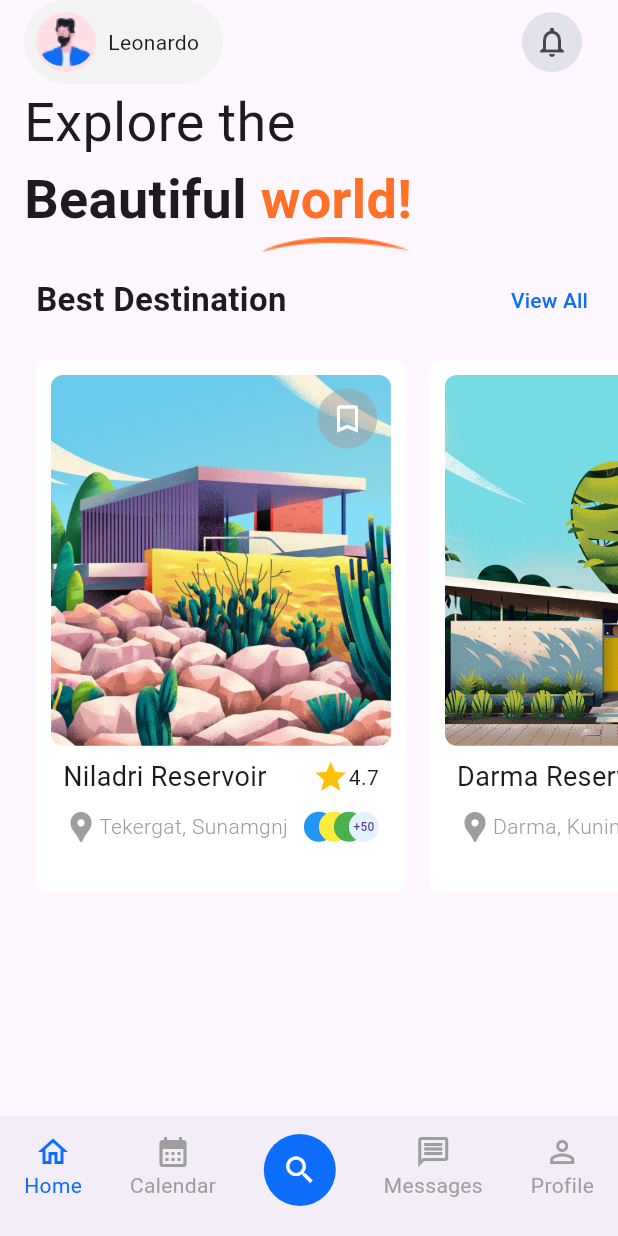
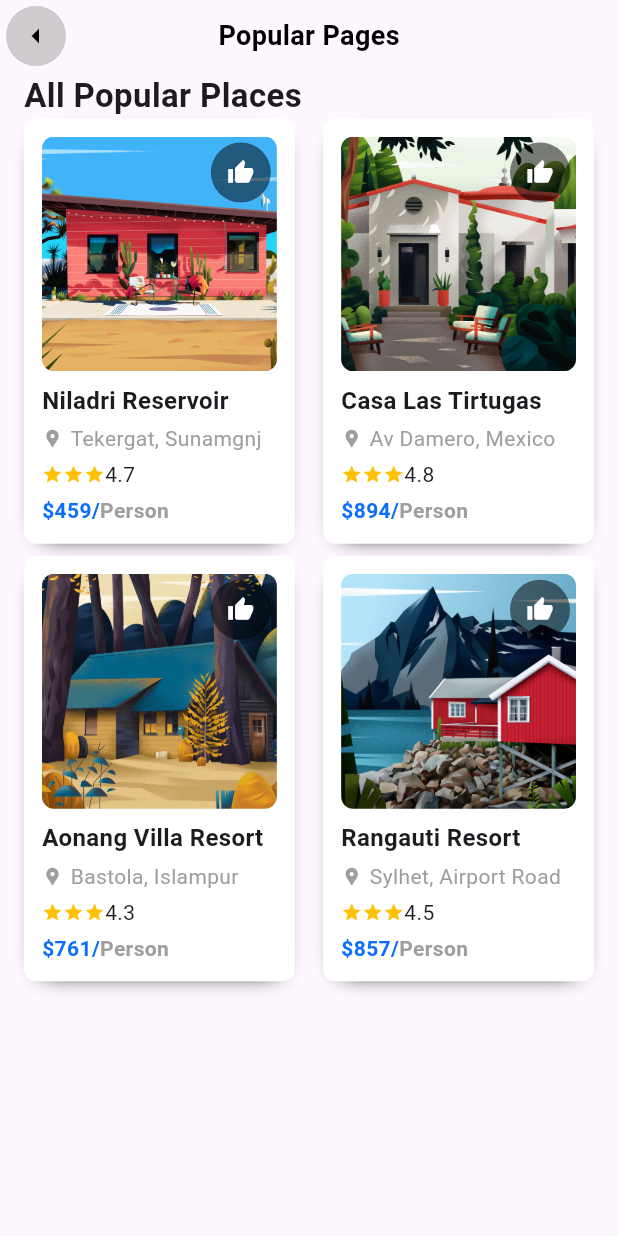
Before and after one commit to AA-Siddiqui/Assignment-3-MADT-S25, a Flutter app: the DashboardPage screen opened directly, after a tap on "View All", on a phone screen of 412 x 824 dp. Run offline on Flutter 3.47's test engine with Material 3 defaults, Android fonts, the phone set to English and light mode, and no system bars.

Commit message:
schedule and popular pages done

```diff
--- a/lib/pages/dashboard_page.dart
+++ b/lib/pages/dashboard_page.dart
@@ -26,62 +26,6 @@ class _DashboardPageState extends State<DashboardPage> {
   @override
   Widget build(BuildContext context) {
     return Scaffold(
-      appBar: [
-        AppBar(
-          backgroundColor: Colors.transparent,
-          elevation: 0,
-          leadingWidth: MediaQuery.sizeOf(context).width * 0.4,
-          leading: GestureDetector(
-            onTap: () => Navigator.push(
-              context,
-              MaterialPageRoute(
-                builder: (context) => ProfilePage(),
-              ),
-            ),
-            child: FittedBox(
-              child: Container(
-                padding: EdgeInsets.all(8),
-                decoration: BoxDecoration(
-                  // color: Color.fromARGB(255, 226, 226, 235),
-                  color: const Color.fromARGB(255, 243, 243, 243),
-                  borderRadius: BorderRadius.circular(32),
-                ),
-                child: Row(
-                  children: [
-                    CircleAvatar(
-                      backgroundColor: Color(0xFFFFDFE6),
-                      child: Container(
-                        clipBehavior: Clip.antiAlias,
-                        decoration: BoxDecoration(
-                          borderRadius: BorderRadius.circular(100),
-                        ),
-                        child: Image.asset("assets/images/avatar.png"),
-                      ),
-                    ),
-                    Padding(
-                      padding: const EdgeInsets.all(8.0),
-                      child: Text("Leonardo"),
-                    ),
-                  ],
-                ),
-              ),
-            ),
-          ),
-          actions: [
-            IconButton(
-              onPressed: () {},
-              icon: Icon(Icons.notifications_none_outlined),
-              style: ElevatedButton.styleFrom(
-                backgroundColor: Color.fromARGB(255, 226, 226, 235),
-              ),
-            ),
-            SizedBox(width: 20),
-          ],
-        ),
-        null,
-        AppBar(),
-        null,
-      ][pageNo],
       bottomNavigationBar: BottomAppBar(
         child: Row(
           mainAxisAlignment: MainAxisAlignment.spaceBetween,
@@ -177,6 +121,7 @@ class _DashboardPageState extends State<DashboardPage> {
         ),
       ),
       body: PageView(
+        physics: NeverScrollableScrollPhysics(),
         controller: pageController,
         children: [
           HomePage(),
--- a/lib/pages/home_page.dart
+++ b/lib/pages/home_page.dart
@@ -1,4 +1,6 @@
 import 'package:flutter/material.dart';
+import 'package:task2/pages/popular_page.dart';
+import 'package:task2/pages/profile_page.dart';
 import 'package:task2/pages/view_page.dart';
 
 class HomePage extends StatelessWidget {
@@ -6,7 +8,65 @@ class HomePage extends StatelessWidget {
 
   @override
   Widget build(BuildContext context) {
-    return Padding(
+    return Column(
+      children: [
+        SafeArea(
+          child: Padding(
+            padding: const EdgeInsets.symmetric(horizontal: 16),
+            child: Row(
+              mainAxisAlignment: MainAxisAlignment.spaceBetween,
+              children: [
+                SizedBox(
+                  width: MediaQuery.sizeOf(context).width * 0.4,
+                  child: GestureDetector(
+                    onTap: () => Navigator.push(
+                      context,
+                      MaterialPageRoute(
+                        builder: (context) => ProfilePage(),
+                      ),
+                    ),
+                    child: FittedBox(
+                      child: Container(
+                        padding: EdgeInsets.all(8),
+                        decoration: BoxDecoration(
+                          // color: Color.fromARGB(255, 226, 226, 235),
+                          color: const Color.fromARGB(255, 243, 243, 243),
+                          borderRadius: BorderRadius.circular(32),
+                        ),
+                        child: Row(
+                          children: [
+                            CircleAvatar(
+                              backgroundColor: Color(0xFFFFDFE6),
+                              child: Container(
+                                clipBehavior: Clip.antiAlias,
+                                decoration: BoxDecoration(
+                                  borderRadius: BorderRadius.circular(100),
+                                ),
+                                child: Image.asset("assets/images/avatar.png"),
+                              ),
+                            ),
+                            Padding(
+                              padding: const EdgeInsets.all(8.0),
+                              child: Text("Leonardo"),
+                            ),
+                          ],
+                        ),
+                      ),
+                    ),
+                  ),
+                ),
+                IconButton(
+                  onPressed: () {},
+                  icon: Icon(Icons.notifications_none_outlined),
+                  style: ElevatedButton.styleFrom(
+                    backgroundColor: Color.fromARGB(255, 226, 226, 235),
+                  ),
+                ),
+              ],
+            ),
+          ),
+        ),
+        Padding(
           padding: const EdgeInsets.only(left: 16),
           child: Column(
             crossAxisAlignment: CrossAxisAlignment.start,
@@ -64,7 +124,12 @@ class HomePage extends StatelessWidget {
                       ),
                     ),
                     TextButton(
-                  onPressed: () {},
+                      onPressed: () => Navigator.push(
+                        context,
+                        MaterialPageRoute(
+                          builder: (context) => PopularPage(),
+                        ),
+                      ),
                       child: Text(
                         "View All",
                         style: TextStyle(
@@ -97,6 +162,8 @@ class HomePage extends StatelessWidget {
               ),
             ],
           ),
+        ),
+      ],
     );
   }
 }
--- /dev/null
+++ b/lib/pages/popular_page.dart
@@ -0,0 +1,254 @@
+import 'package:flutter/material.dart';
+import 'package:task2/widgets/transparent_app_bar_widget.dart';
+
+class PopularPage extends StatelessWidget {
+  const PopularPage({super.key});
+
+  @override
+  Widget build(BuildContext context) {
+    return Scaffold(
+      body: Column(
+        crossAxisAlignment: CrossAxisAlignment.start,
+        children: [
+          TransparentAppBarWidget(
+            title: "Popular Pages",
+            textColor: Colors.black,
+            onPressed: () => Navigator.pop(context),
+          ),
+          Expanded(
+            child: Padding(
+              padding: const EdgeInsets.symmetric(horizontal: 16),
+              child: Column(
+                crossAxisAlignment: CrossAxisAlignment.start,
+                children: [
+                  Text(
+                    "All Popular Places",
+                    textAlign: TextAlign.left,
+                    style: TextStyle(
+                      fontWeight: FontWeight.bold,
+                      fontSize: 22,
+                    ),
+                  ),
+                  Expanded(
+                    child: CustomGridWidget(
+                      columnCount: 2,
+                      children: [
+                        InfoCardWidget(
+                          title: "Niladri Reservoir",
+                          location: "Tekergat, Sunamgnj",
+                          star: "4.7",
+                          price: "459",
+                          image: "assets/images/popular-0.png",
+                        ),
+                        InfoCardWidget(
+                          title: "Casa Las Tirtugas",
+                          location: "Av Damero, Mexico",
+                          star: "4.8",
+                          price: "894",
+                          image: "assets/images/popular-1.png",
+                        ),
+                        InfoCardWidget(
+                          title: "Aonang Villa Resort",
+                          location: "Bastola, Islampur",
+                          star: "4.3",
+                          price: "761",
+                          image: "assets/images/popular-2.png",
+                        ),
+                        InfoCardWidget(
+                          title: "Rangauti Resort",
+                          location: "Sylhet, Airport Road",
+                          star: "4.5",
+                          price: "857",
+                          image: "assets/images/popular-3.png",
+                        ),
+                      ],
+                    ),
+                  ),
+                ],
+              ),
+            ),
+          ),
+        ],
+      ),
+    );
+  }
+}
+
+class CustomGridWidget extends StatelessWidget {
+  final int columnCount;
+  final List<Widget> children;
+  CustomGridWidget({
+    super.key,
+    required this.columnCount,
+    required this.children,
+  });
+
+  late final int rowCount = (children.length / columnCount).toInt() +
+      (children.length % columnCount == 0 ? 0 : 1);
+
+  @override
+  Widget build(BuildContext context) {
+    return ListView(
+      children: List.generate(
+        rowCount,
+        (index) => Row(
+          mainAxisAlignment: MainAxisAlignment.spaceBetween,
+          children: List.generate(
+            index == rowCount - 1 && children.length % columnCount != 0
+                ? children.length % columnCount
+                : columnCount,
+            (indexInner) => children[(index * columnCount) + indexInner],
+          ),
+        ),
+      ),
+    );
+  }
+}
+
+class InfoCardWidget extends StatelessWidget {
+  final String image;
+  final String title;
+  final String location;
+  final String? star;
+  final String? price;
+
+  const InfoCardWidget({
+    super.key,
+    required this.image,
+    required this.title,
+    required this.location,
+    this.star,
+    this.price,
+  });
+
+  @override
+  Widget build(BuildContext context) {
+    return Container(
+      padding: EdgeInsets.all(12),
+      margin: EdgeInsets.only(bottom: 8),
+      decoration: BoxDecoration(
+        borderRadius: BorderRadius.circular(8),
+        color: Colors.white,
+        boxShadow: [
+          BoxShadow(
+            offset: Offset(0, 5),
+            blurRadius: 12,
+            spreadRadius: -10,
+          ),
+        ],
+      ),
+      child: Column(
+        crossAxisAlignment: CrossAxisAlignment.start,
+        children: [
+          Container(
+            width: MediaQuery.sizeOf(context).width * 0.38,
+            height: MediaQuery.sizeOf(context).width * 0.38,
+            clipBehavior: Clip.antiAlias,
+            decoration: BoxDecoration(
+              borderRadius: BorderRadius.circular(8),
+            ),
+            child: Stack(
+              children: [
+                Positioned.fill(
+                  child: SizedBox.expand(
+                    child: FittedBox(
+                      fit: BoxFit.cover,
+                      child: Image.asset(
+                        image,
+                      ),
+                    ),
+                  ),
+                ),
+                Positioned(
+                  top: 0,
+                  right: 0,
+                  child: IconButton(
+                    style: ElevatedButton.styleFrom(
+                      iconColor: Colors.white,
+                      backgroundColor: Colors.black.withAlpha(128),
+                      fixedSize: Size(18, 18),
+                    ),
+                    onPressed: () {},
+                    icon: Icon(
+                      Icons.thumb_up,
+                      size: 18,
+                    ),
+                  ),
+                ),
+              ],
+            ),
+          ),
+          Padding(
+            padding: const EdgeInsets.only(top: 8, bottom: 4),
+            child: Text(
+              title,
+              style: TextStyle(
+                fontWeight: FontWeight.bold,
+                fontSize: 16,
+              ),
+            ),
+          ),
+          Padding(
+            padding: const EdgeInsets.only(bottom: 4),
+            child: Row(
+              children: [
+                Icon(
+                  Icons.location_pin,
+                  color: Colors.grey,
+                  size: 14,
+                ),
+                SizedBox(
+                  width: 5,
+                ),
+                Text(
+                  location,
+                  style: TextStyle(
+                    color: Colors.grey,
+                    fontSize: 14,
+                  ),
+                ),
+              ],
+            ),
+          ),
+          if (price != null && star != null) ...[
+            Padding(
+              padding: const EdgeInsets.only(bottom: 4),
+              child: Row(
+                children: [
+                  ...List.generate(
+                    3,
+                    (index) => Icon(
+                      Icons.star,
+                      color: Colors.amber,
+                      size: 14,
+                    ),
+                  ),
+                  Text(star!),
+                ],
+              ),
+            ),
+            Text.rich(
+              TextSpan(
+                style: TextStyle(fontWeight: FontWeight.w600),
+                children: [
+                  TextSpan(
+                    text: "\$$price/",
+                    style: TextStyle(
+                      color: Color(0xFF0D6EFD),
+                    ),
+                  ),
+                  TextSpan(
+                    text: "Person",
+                    style: TextStyle(
+                      color: Colors.grey,
+                    ),
+                  ),
+                ],
+              ),
+            ),
+          ]
+        ],
+      ),
+    );
+  }
+}
--- a/lib/pages/schedule_page.dart
+++ b/lib/pages/schedule_page.dart
@@ -141,24 +141,23 @@ class SchedulePage extends StatelessWidget {
                       mainAxisSize: MainAxisSize.max,
                       mainAxisAlignment: MainAxisAlignment.spaceBetween,
                       children: [
-                        // TODO: Change the images
                         ScheduleCardWidget(
                           title: "Niladri Reservoir",
                           date: "26 January 2022",
                           location: "Tekergat, Sunamgnj",
-                          image: "assets/images/onboarding-0.png",
+                          image: "assets/images/schedule-0.png",
                         ),
                         ScheduleCardWidget(
                           title: "High Rech Park",
                           date: "26 January 2022",
                           location: "Zeero Point, Sylhet",
-                          image: "assets/images/onboarding-1.png",
+                          image: "assets/images/schedule-1.png",
                         ),
                         ScheduleCardWidget(
                           title: "Darma Reservoir",
                           date: "26 January 2022",
                           location: "Darma, Kuningan",
-                          image: "assets/images/onboarding-2.png",
+                          image: "assets/images/schedule-2.png",
                         ),
                       ],
                     ),
```
Also changed, not shown: assets/images/popular-0.png (added), assets/images/popular-1.png (added), assets/images/popular-2.png (added), assets/images/popular-3.png (added), assets/images/schedule-0.png (added), assets/images/schedule-1.png (added), assets/images/schedule-2.png (added). Lines whose indentation alone changed are shown as unchanged.
